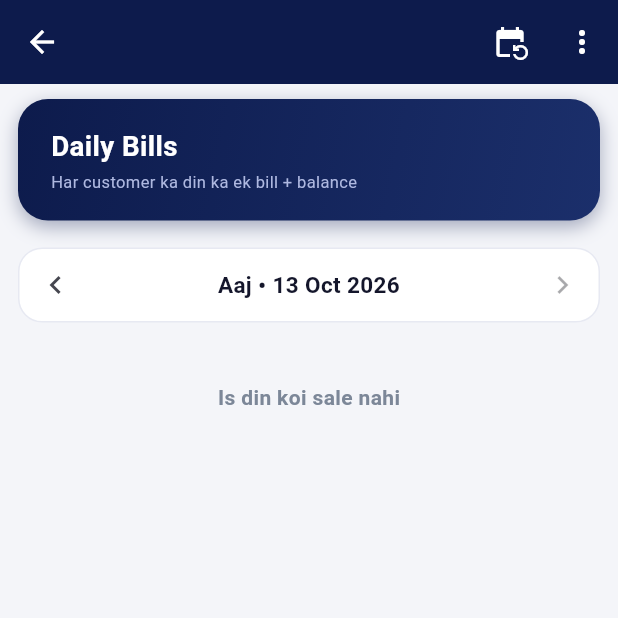
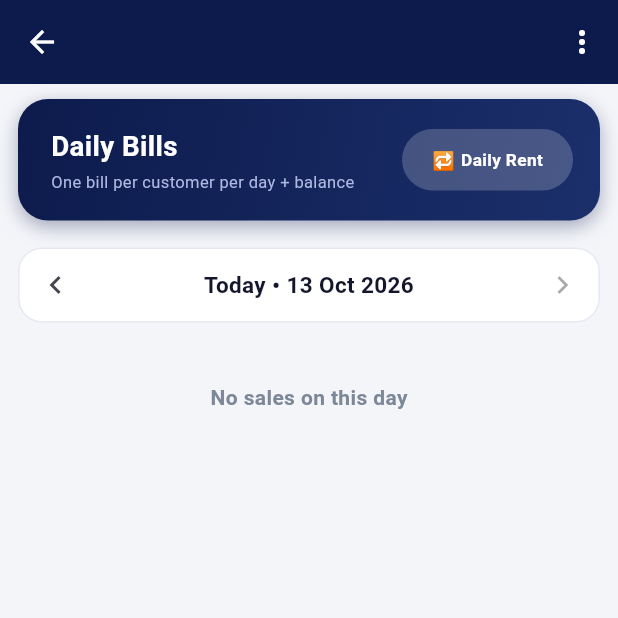
Before and after one commit to asam3rana-del/AH-Developer-, a Flutter app: the _DailyBillsBody screen opened directly, on a phone screen of 412 x 824 dp, the top half of it. Run offline on Flutter 3.47's test engine with Material 3 defaults, Android fonts, the phone set to English and light mode, and no system bars; our stand-ins replace cloud_firestore, connectivity_plus, file_picker, firebase_auth, firebase_core, flutter_contacts and 11 more; missing offline and left inert: cryptography, flutter_foreground_task, google_mlkit_text_recognition, print_bluetooth_thermal, workmanager; accounts and stored records are empty.

Commit message:
Import zip

```diff
--- a/lib/db/daily_bills_repository.dart
+++ b/lib/db/daily_bills_repository.dart
@@ -150,7 +150,7 @@ String dailyBillText(DailyParty p, DateTime day, {String shopName = ''}) {
   sb.writeln('Daily Bill - ${p.name}');
   sb.writeln('Date: ${day.day.toString().padLeft(2, '0')}-${day.month.toString().padLeft(2, '0')}-${day.year}');
   sb.writeln('--------------------------');
-  sb.writeln('Pichla balance: Rs ${_n(p.previousBalance)}');
+  sb.writeln('Previous balance: Rs ${_n(p.previousBalance)}');
   sb.writeln('--------------------------');
   for (final b in p.bills) {
     sb.writeln('${b.invoice}  (${_hm(b.time)})');
@@ -160,9 +160,9 @@ String dailyBillText(DailyParty p, DateTime day, {String shopName = ''}) {
     sb.writeln('  Bill total: ${_n(b.total)}${b.paid > 0 ? '   Paid: ${_n(b.paid)}' : ''}');
   }
   sb.writeln('--------------------------');
-  sb.writeln('Aaj ki sale: Rs ${_n(p.salesTotal)}');
-  if (p.receivedTotal > 0) sb.writeln('Aaj mila: Rs ${_n(p.receivedTotal)}');
-  sb.writeln('Aaj ka balance: Rs ${_n(p.closingBalance)}');
+  sb.writeln('Today\'s sale: Rs ${_n(p.salesTotal)}');
+  if (p.receivedTotal > 0) sb.writeln('Received today: Rs ${_n(p.receivedTotal)}');
+  sb.writeln('Today\'s balance: Rs ${_n(p.closingBalance)}');
   return sb.toString();
 }
 
--- a/lib/screens/daily_bills_screen.dart
+++ b/lib/screens/daily_bills_screen.dart
@@ -98,16 +98,11 @@ class _DailyBillsBodyState extends State<_DailyBillsBody> {
         foregroundColor: Colors.white,
         elevation: 0,
         actions: [
-          IconButton(
-            tooltip: Loc.t('Daily Rent', 'روزانہ کرایہ'),
-            icon: const Icon(Icons.event_repeat),
-            onPressed: _openRentSheet,
-          ),
           PopupMenuButton<String>(
             onSelected: (v) => _dayOff(v == 'off'),
             itemBuilder: (_) => [
-              PopupMenuItem(value: 'off', child: Text(Loc.t('Is din ka rent hatao (chhutti)', 'اس دن کا کرایہ ہٹائیں (چھٹی)'))),
-              PopupMenuItem(value: 'on', child: Text(Loc.t('Is din ka rent wapas lagao', 'اس دن کا کرایہ واپس لگائیں'))),
+              PopupMenuItem(value: 'off', child: Text(Loc.t('Remove rent for this day (holiday)', 'اس دن کا کرایہ ہٹائیں (چھٹی)'))),
+              PopupMenuItem(value: 'on', child: Text(Loc.t('Restore rent for this day', 'اس دن کا کرایہ واپس لگائیں'))),
             ],
           ),
         ],
@@ -118,7 +113,10 @@ class _DailyBillsBodyState extends State<_DailyBillsBody> {
           children: [
             PremiumHeader(
               title: Loc.t('Daily Bills', 'روزانہ بلز'),
-              subtitle: Loc.t('Har customer ka din ka ek bill + balance', 'ہر کسٹمر کا دن کا ایک بل اور بیلنس'),
+              subtitle: Loc.t('One bill per customer per day + balance', 'ہر کسٹمر کا دن کا ایک بل اور بیلنس'),
+              actionLabel: Loc.t('Daily Rent', 'روزانہ کرایہ'),
+              actionEmoji: '🔁',
+              onActionTap: _openRentSheet,
             ),
             _dateBar(),
             if (!_loading && _rows.isNotEmpty) _summary(totalSales, totalReceived),
@@ -128,7 +126,7 @@ class _DailyBillsBodyState extends State<_DailyBillsBody> {
               Padding(
                 padding: const EdgeInsets.all(30),
                 child: Center(
-                  child: Text(Loc.t('Is din koi sale nahi', 'اس دن کوئی سیل نہیں'),
+                  child: Text(Loc.t('No sales on this day', 'اس دن کوئی سیل نہیں'),
                       style: TextStyle(color: _p.textMuted, fontWeight: FontWeight.bold)),
                 ),
               )
@@ -155,7 +153,7 @@ class _DailyBillsBodyState extends State<_DailyBillsBody> {
               child: Padding(
                 padding: const EdgeInsets.symmetric(vertical: 12),
                 child: Text(
-                  '${_isToday ? '${Loc.t('Aaj', 'آج')} • ' : ''}${_dateFmt.format(_day)}',
+                  '${_isToday ? '${Loc.t('Today', 'آج')} • ' : ''}${_dateFmt.format(_day)}',
                   textAlign: TextAlign.center,
                   style: TextStyle(fontSize: 15, fontWeight: FontWeight.bold, color: _p.textDark),
                 ),
@@ -176,8 +174,8 @@ class _DailyBillsBodyState extends State<_DailyBillsBody> {
         ),
         child: Row(children: [
           _stat(Loc.t('Customers', 'کسٹمرز'), '${_rows.length}', _p.textDark),
-          _stat(Loc.t('Kul sale', 'کل سیل'), _rs(sales), _p.flatBlueFg),
-          _stat(Loc.t('Kul mila', 'کل وصول'), _rs(received), _p.flatTealFg),
+          _stat(Loc.t('Total sales', 'کل سیل'), _rs(sales), _p.flatBlueFg),
+          _stat(Loc.t('Total received', 'کل وصول'), _rs(received), _p.flatTealFg),
         ]),
       );
 
@@ -218,12 +216,12 @@ class _DailyBillsBodyState extends State<_DailyBillsBody> {
                 Text('${r.billCount} ${Loc.t('bills', 'بلز')}', style: TextStyle(fontSize: 12, color: _p.textMuted)),
               ]),
               const SizedBox(height: 8),
-              _kv(Loc.t('Pichla balance', 'پچھلا بیلنس'), _rs(r.previousBalance), color: _balColor(r.previousBalance)),
-              _kv(Loc.t('Aaj ki sale', 'آج کی سیل'), '+ ${_rs(r.salesTotal)}', color: _p.flatBlueFg),
+              _kv(Loc.t('Previous balance', 'پچھلا بیلنس'), _rs(r.previousBalance), color: _balColor(r.previousBalance)),
+              _kv(Loc.t('Today\'s sale', 'آج کی سیل'), '+ ${_rs(r.salesTotal)}', color: _p.flatBlueFg),
               if (r.receivedTotal > 0)
-                _kv(Loc.t('Aaj mila', 'آج وصول'), '- ${_rs(r.receivedTotal)}', color: _p.flatTealFg),
+                _kv(Loc.t('Received today', 'آج وصول'), '- ${_rs(r.receivedTotal)}', color: _p.flatTealFg),
               Divider(height: 14, color: _p.border),
-              _kv(Loc.t('Aaj ka balance', 'آج کا بیلنس'), _rs(r.closingBalance), color: _balColor(r.closingBalance), bold: true),
+              _kv(Loc.t('Today\'s balance', 'آج کا بیلنس'), _rs(r.closingBalance), color: _balColor(r.closingBalance), bold: true),
             ]),
           ),
         ),
@@ -236,7 +234,7 @@ class _DailyBillsBodyState extends State<_DailyBillsBody> {
   Future<void> _billOff(String invoice) async {
     try {
       await RentRepository.instance.setRentBillOff(invoice, off: true);
-      _toast(Loc.t('Rent hata diya gaya', 'کرایہ ہٹا دیا گیا'));
+      _toast(Loc.t('Rent removed', 'کرایہ ہٹا دیا گیا'));
     } catch (e) {
       _toast('$e');
     }
@@ -247,10 +245,10 @@ class _DailyBillsBodyState extends State<_DailyBillsBody> {
     try {
       final n = await RentRepository.instance.setDayOff(_day, off: off);
       _toast(n == 0
-          ? Loc.t('Is din koi rent bill nahi mila', 'اس دن کوئی کرایہ بل نہیں ملا')
+          ? Loc.t('No rent bill found for this day', 'اس دن کوئی کرایہ بل نہیں ملا')
           : (off
-              ? Loc.t('$n customers ka rent hata diya (chhutti)', '$n کسٹمرز کا کرایہ ہٹا دیا (چھٹی)')
-              : Loc.t('$n customers ka rent wapas laga diya', '$n کسٹمرز کا کرایہ واپس لگا دیا')));
+              ? Loc.t('Rent removed for $n customers (holiday)', '$n کسٹمرز کا کرایہ ہٹا دیا (چھٹی)')
+              : Loc.t('Rent restored for $n customers', '$n کسٹمرز کا کرایہ واپس لگا دیا')));
     } catch (e) {
       _toast('$e');
     }
@@ -287,7 +285,7 @@ class _DailyBillsBodyState extends State<_DailyBillsBody> {
             Text(r.name, style: TextStyle(fontSize: 19, fontWeight: FontWeight.bold, color: _p.textDark)),
             Text(_dateFmt.format(_day), style: TextStyle(color: _p.textMuted)),
             const SizedBox(height: 10),
-            _kv(Loc.t('Pichla balance', 'پچھلا بیلنس'), _rs(r.previousBalance), color: _balColor(r.previousBalance), bold: true),
+            _kv(Loc.t('Previous balance', 'پچھلا بیلنس'), _rs(r.previousBalance), color: _balColor(r.previousBalance), bold: true),
             Divider(color: _p.border),
             for (final b in r.bills) ...[
               Row(children: [
@@ -320,12 +318,12 @@ class _DailyBillsBodyState extends State<_DailyBillsBody> {
               Divider(color: _p.border),
             ],
             for (final pm in r.payments)
-              _kv('${Loc.t('Payment mili', 'ادائیگی ملی')} • ${_timeFmt.format(DateTime.fromMillisecondsSinceEpoch(pm.time))}',
+              _kv('${Loc.t('Payment received', 'ادائیگی ملی')} • ${_timeFmt.format(DateTime.fromMillisecondsSinceEpoch(pm.time))}',
                   '- ${_rs(pm.amount)}', color: _p.flatTealFg),
-            _kv(Loc.t('Aaj ki sale', 'آج کی سیل'), '+ ${_rs(r.salesTotal)}', color: _p.flatBlueFg),
-            if (r.receivedTotal > 0) _kv(Loc.t('Aaj mila', 'آج وصول'), '- ${_rs(r.receivedTotal)}', color: _p.flatTealFg),
+            _kv(Loc.t('Today\'s sale', 'آج کی سیل'), '+ ${_rs(r.salesTotal)}', color: _p.flatBlueFg),
+            if (r.receivedTotal > 0) _kv(Loc.t('Received today', 'آج وصول'), '- ${_rs(r.receivedTotal)}', color: _p.flatTealFg),
             Divider(color: _p.border),
-            _kv(Loc.t('Aaj ka balance', 'آج کا بیلنس'), _rs(r.closingBalance), color: _balColor(r.closingBalance), bold: true),
+            _kv(Loc.t('Today\'s balance', 'آج کا بیلنس'), _rs(r.closingBalance), color: _balColor(r.closingBalance), bold: true),
             const SizedBox(height: 14),
             for (final b in r.bills)
               if (isRentInvoice(b.invoice))
@@ -337,7 +335,7 @@ class _DailyBillsBodyState extends State<_DailyBillsBody> {
                       await _billOff(b.invoice);
                     },
                     icon: const Icon(Icons.beach_access),
-                    label: Text(Loc.t('Is customer ka aaj ka rent hatao (chhutti)', 'اس کسٹمر کا آج کا کرایہ ہٹائیں (چھٹی)')),
+                    label: Text(Loc.t('Remove today\'s rent for this customer (holiday)', 'اس کسٹمر کا آج کا کرایہ ہٹائیں (چھٹی)')),
                   ),
                 ),
             Row(children: [
@@ -417,12 +415,12 @@ class _RentSheetState extends State<_RentSheet> {
             TextField(
               controller: amountCtl,
               keyboardType: const TextInputType.numberWithOptions(decimal: true),
-              decoration: InputDecoration(labelText: Loc.t('Roz ka rent (Rs)', 'روز کا کرایہ (روپے)')),
+              decoration: InputDecoration(labelText: Loc.t('Daily rent (Rs)', 'روز کا کرایہ (روپے)')),
             ),
             const SizedBox(height: 10),
             OutlinedButton.icon(
               icon: const Icon(Icons.calendar_today, size: 18),
-              label: Text('${Loc.t('Kis din se', 'کس دن سے')}: ${_dateFmt.format(start)}'),
+              label: Text('${Loc.t('Starting from', 'کس دن سے')}: ${_dateFmt.format(start)}'),
               onPressed: () async {
                 final d = await showDatePicker(
                   context: ctx,
@@ -444,14 +442,14 @@ class _RentSheetState extends State<_RentSheet> {
     if (ok != true) return;
     final rent = double.tryParse(amountCtl.text.trim());
     if (customerId == null || rent == null || rent <= 0) {
-      _toast(Loc.t('Customer aur rent (0 se zyada) zaroori hai', 'کسٹمر اور کرایہ (0 سے زیادہ) ضروری ہے'));
+      _toast(Loc.t('Customer and rent (more than 0) are required', 'کسٹمر اور کرایہ (0 سے زیادہ) ضروری ہے'));
       return;
     }
     try {
       await RentRepository.instance.setConfig(customerId: customerId!, dailyRent: rent, startDay: start);
       // Aaj tak ke bills foran bana do.
       final n = await RentRepository.instance.ensureRentUpTo(DateTime.now());
-      _toast(Loc.t('Rent set. $n din ke rent bill ban gaye', 'کرایہ سیٹ ہو گیا۔ $n دن کے کرایہ بل بن گئے'));
+      _toast(Loc.t('Rent set. $n days of rent bills created', 'کرایہ سیٹ ہو گیا۔ $n دن کے کرایہ بل بن گئے'));
     } catch (e) {
       _toast('$e');
     }
@@ -462,12 +460,12 @@ class _RentSheetState extends State<_RentSheet> {
     final ok = await showDialog<bool>(
       context: context,
       builder: (ctx) => AlertDialog(
-        title: Text(Loc.t('Rent band karen?', 'کرایہ بند کریں؟')),
-        content: Text(Loc.t('${c.name} ka rent aage se nahi lagega. Purane bills aur balance jaise hain waise rahenge.',
+        title: Text(Loc.t('Stop rent?', 'کرایہ بند کریں؟')),
+        content: Text(Loc.t('Rent for ${c.name} will not be charged from now on. Old bills and balance stay as they are.',
             '${c.name} کا کرایہ آگے سے نہیں لگے گا۔ پرانے بل اور بیلنس جیسے ہیں ویسے رہیں گے۔')),
         actions: [
-          TextButton(onPressed: () => Navigator.pop(ctx, false), child: Text(Loc.t('Nahi', 'نہیں'))),
-          FilledButton(onPressed: () => Navigator.pop(ctx, true), child: Text(Loc.t('Band karo', 'بند کریں'))),
+          TextButton(onPressed: () => Navigator.pop(ctx, false), child: Text(Loc.t('No', 'نہیں'))),
+          FilledButton(onPressed: () => Navigator.pop(ctx, true), child: Text(Loc.t('Stop', 'بند کریں'))),
         ],
       ),
     );
@@ -489,7 +487,7 @@ class _RentSheetState extends State<_RentSheet> {
             style: TextStyle(fontSize: 19, fontWeight: FontWeight.bold, color: _p.textDark)),
         const SizedBox(height: 4),
         Text(
-          Loc.t('Roz ka rent har din customer ke Daily Bill aur balance mein khud judta hai. Chhutti wale din ka rent Daily Bills ke menu se hata den. Rent sirf ek device par set karen.',
+          Loc.t('Daily rent is added automatically to the customer\'s Daily Bill and balance every day. For a holiday, remove that day\'s rent from the Daily Bills menu. Set rent on one device only.',
               'روز کا کرایہ ہر دن کسٹمر کے ڈیلی بل اور بیلنس میں خود جڑتا ہے۔ چھٹی والے دن کا کرایہ ڈیلی بلز کے مینو سے ہٹا دیں۔ کرایہ صرف ایک ڈیوائس پر سیٹ کریں۔'),
           style: TextStyle(fontSize: 12.5, color: _p.textMuted),
         ),
@@ -499,7 +497,7 @@ class _RentSheetState extends State<_RentSheet> {
         else if (_configs.isEmpty)
           Padding(
             padding: const EdgeInsets.all(16),
-            child: Center(child: Text(Loc.t('Abhi koi rent customer nahi', 'ابھی کوئی کرایہ کسٹمر نہیں'), style: TextStyle(color: _p.textMuted))),
+            child: Center(child: Text(Loc.t('No rent customers yet', 'ابھی کوئی کرایہ کسٹمر نہیں'), style: TextStyle(color: _p.textMuted))),
           )
         else
           Flexible(
@@ -509,7 +507,7 @@ class _RentSheetState extends State<_RentSheet> {
                   contentPadding: EdgeInsets.zero,
                   title: Text(c.name, style: TextStyle(fontWeight: FontWeight.bold, color: _p.textDark)),
                   subtitle: Text(
-                      'Rs ${c.dailyRent.toStringAsFixed(c.dailyRent == c.dailyRent.roundToDouble() ? 0 : 2)} / ${Loc.t('din', 'دن')} • ${_dateFmt.format(DateTime.fromMillisecondsSinceEpoch(c.startDay))}'),
+                      'Rs ${c.dailyRent.toStringAsFixed(c.dailyRent == c.dailyRent.roundToDouble() ? 0 : 2)} / ${Loc.t('day', 'دن')} • ${_dateFmt.format(DateTime.fromMillisecondsSinceEpoch(c.startDay))}'),
                   onTap: () => _edit(existing: c),
                   trailing: IconButton(icon: const Icon(Icons.stop_circle_outlined), onPressed: () => _stop(c)),
                 ),
@@ -519,7 +517,7 @@ class _RentSheetState extends State<_RentSheet> {
         FilledButton.icon(
           onPressed: () => _edit(),
           icon: const Icon(Icons.add),
-          label: Text(Loc.t('Naya rent customer', 'نیا کرایہ کسٹمر')),
+          label: Text(Loc.t('New rent customer', 'نیا کرایہ کسٹمر')),
         ),
       ]),
     );
```
Also changed, not shown: 2 other files.
